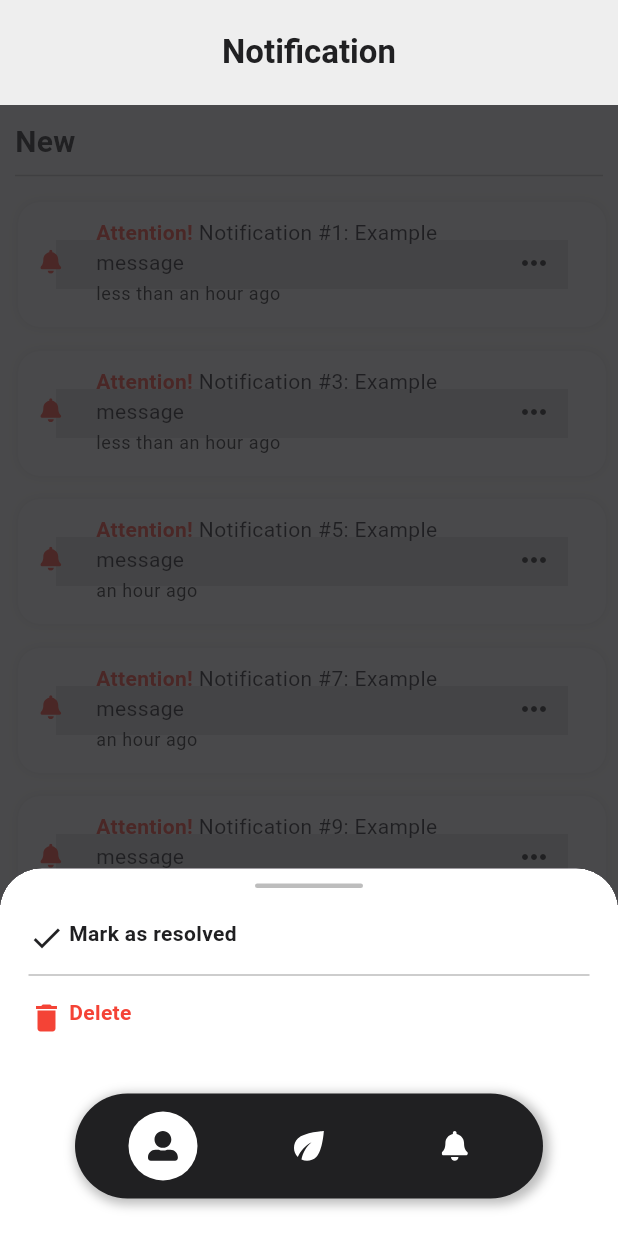
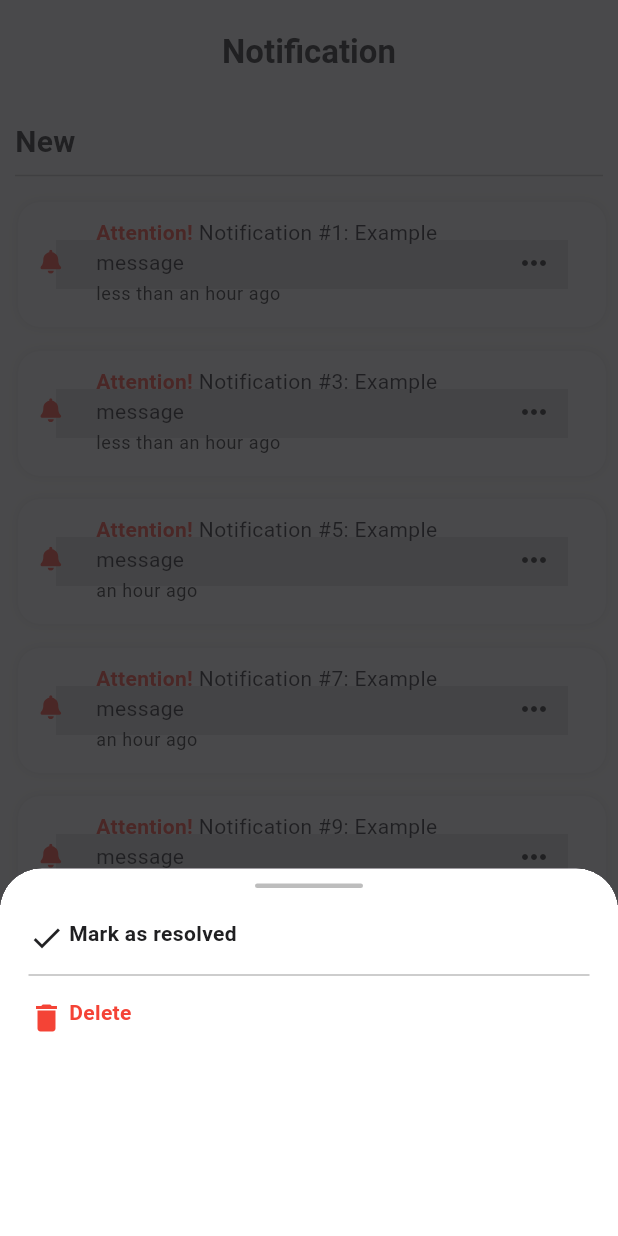
Before and after one commit to Franek1703/GrowHub, a Flutter app: the NotificationPage screen opened by its route, after a tap on the "keyboard control" icon, on a phone screen of 412 x 824 dp. Run offline on Flutter 3.47's test engine with Material 3 defaults, Android fonts, the phone set to English and light mode, and no system bars; our stand-ins replace bloc, equatable, fl_chart, flutter_bloc, flutter_hooks, flutter_svg and 3 more; missing offline and left inert: flutter_portal.

Commit message:
Fix showing modal bottom sheet over top app bar

```diff
--- a/app/growhub/lib/views/notification/notification_page.dart
+++ b/app/growhub/lib/views/notification/notification_page.dart
@@ -35,10 +35,9 @@ class NotificationPage extends StatelessWidget {
     );
     return RefreshIndicator(
       onRefresh: () => context.read<NotificationCubit>().refreshNotifications(),
-      child: Scaffold(
-        backgroundColor: GHColors.background,
-        body: ListView(
-          padding: const EdgeInsets.only(left: 10, right: 10, bottom: 90, top: 10),
+      child: ListView(
+        padding:
+            const EdgeInsets.only(left: 10, right: 10, bottom: 90, top: 10),
         scrollDirection: Axis.vertical,
         children: [
           Builder(builder: (context) {
@@ -62,9 +61,9 @@ class NotificationPage extends StatelessWidget {
                           tile: tile,
                           onTileMenuOpen: () {
                             showModalBottomSheet<void>(
+                                useRootNavigator: true,
                                 clipBehavior: Clip.hardEdge,
-                                  barrierColor:
-                                      GHColors.black.withOpacity(0.8),
+                                barrierColor: GHColors.black.withOpacity(0.8),
                                 context: context,
                                 builder: (BuildContext context) {
                                   return NotificationMenu(
@@ -102,14 +101,13 @@ class NotificationPage extends StatelessWidget {
                             tile: tile,
                             onTileMenuOpen: () {
                               showModalBottomSheet<void>(
-                                    barrierColor:
-                                        GHColors.black.withOpacity(0.8),
+                                  useRootNavigator: true,
+                                  barrierColor: GHColors.black.withOpacity(0.8),
                                   context: context,
                                   builder: (BuildContext context) {
                                     return NotificationMenu(
                                         model: tile,
-                                          hideMenu: () =>
-                                              Navigator.pop(context));
+                                        hideMenu: () => Navigator.pop(context));
                                   });
                             },
                           ))
@@ -143,14 +141,13 @@ class NotificationPage extends StatelessWidget {
                             tile: tile,
                             onTileMenuOpen: () {
                               showModalBottomSheet<void>(
-                                    barrierColor:
-                                        GHColors.black.withOpacity(0.8),
+                                  useRootNavigator: true,
+                                  barrierColor: GHColors.black.withOpacity(0.8),
                                   context: context,
                                   builder: (BuildContext context) {
                                     return NotificationMenu(
                                         model: tile,
-                                          hideMenu: () =>
-                                              Navigator.pop(context));
+                                        hideMenu: () => Navigator.pop(context));
                                   });
                             },
                           ))
@@ -164,7 +161,6 @@ class NotificationPage extends StatelessWidget {
           )
         ],
       ),
-      ),
     );
   }
 }
```
Lines whose indentation alone changed are shown as unchanged.
